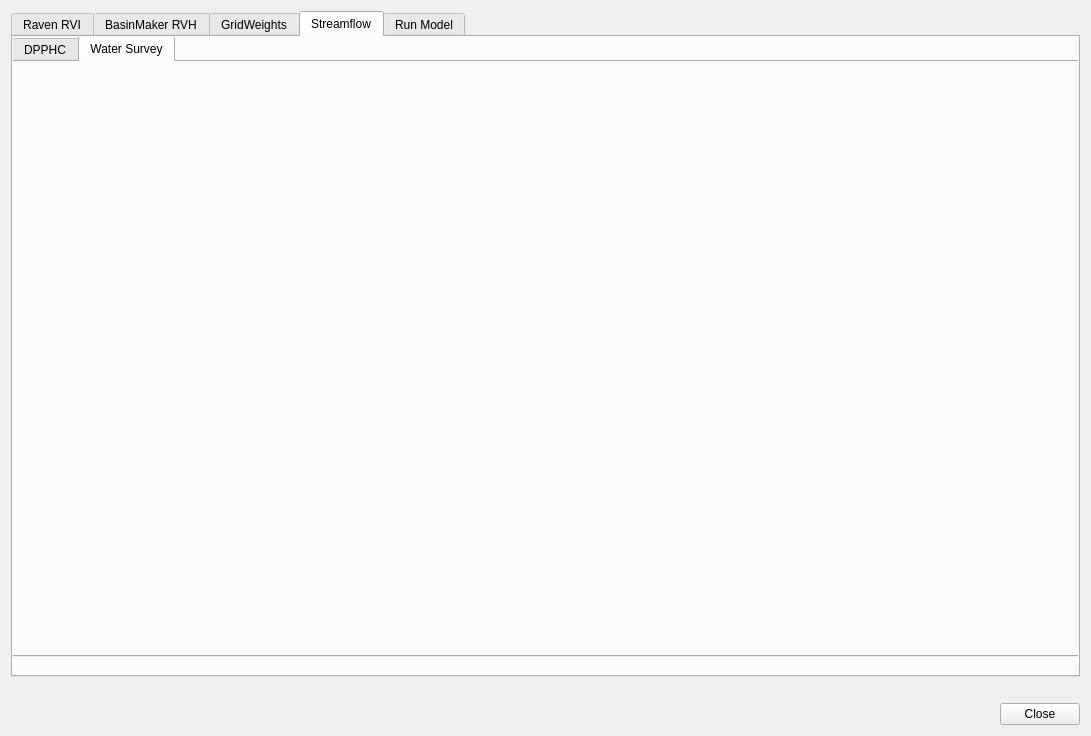
Scriptbash/QRaven, file qraven/qraven_dialog_base.ui: the form before one commit.
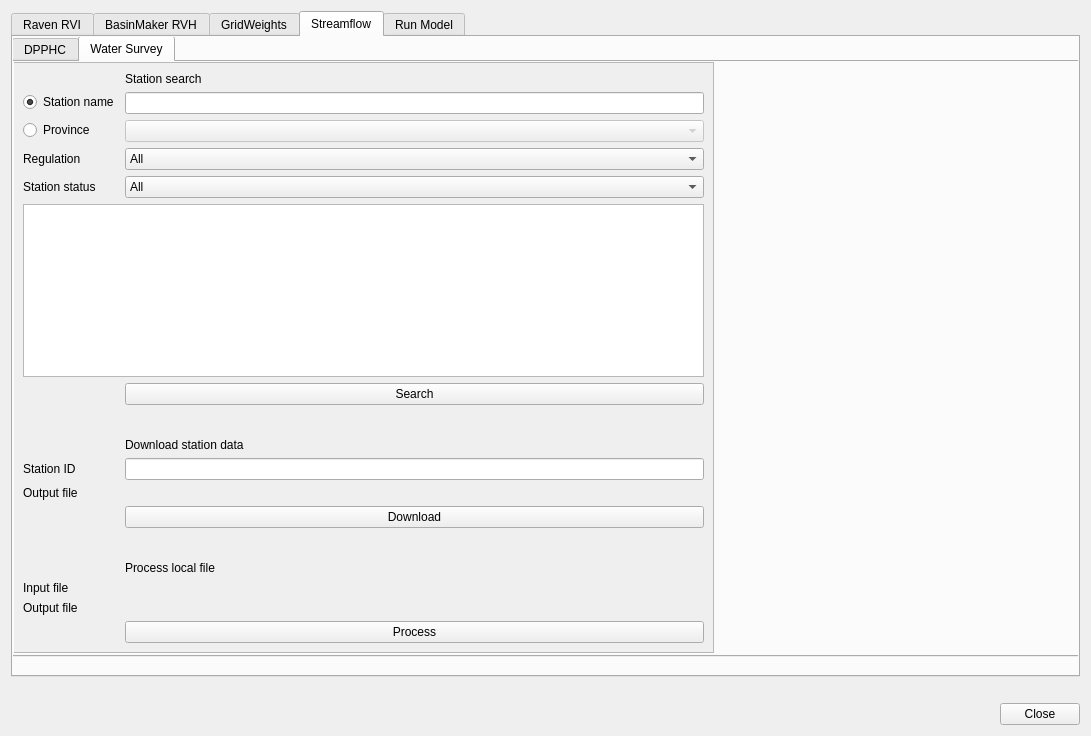
The form after the commit. The open tabs and pages were chosen to show the change. Custom widgets are drawn as their Qt base class.

Commit message: Finish water survey scraper

The edit to the form file:
```diff
--- a/qraven/qraven_dialog_base.ui
+++ b/qraven/qraven_dialog_base.ui
@@ -4099,6 +4099,249 @@
         <attribute name="title">
          <string>Water Survey</string>
         </attribute>
+        <widget class="QScrollArea" name="scrollArea_5">
+         <property name="geometry">
+          <rect>
+           <x>-1</x>
+           <y>0</y>
+           <width>701</width>
+           <height>591</height>
+          </rect>
+         </property>
+         <property name="widgetResizable">
+          <bool>true</bool>
+         </property>
+         <widget class="QWidget" name="scrollAreaWidgetContents_4">
+          <property name="geometry">
+           <rect>
+            <x>0</x>
+            <y>0</y>
+            <width>699</width>
+            <height>589</height>
+           </rect>
+          </property>
+          <layout class="QFormLayout" name="formLayout">
+           <item row="1" column="1">
+            <widget class="QLabel" name="label_97">
+             <property name="text">
+              <string>Station search</string>
+             </property>
+            </widget>
+           </item>
+           <item row="2" column="0">
+            <widget class="QRadioButton" name="rd_watersurveyname">
+             <property name="text">
+              <string>Station name</string>
+             </property>
+             <property name="checked">
+              <bool>true</bool>
+             </property>
+             <attribute name="buttonGroup">
+              <string notr="true">buttonGroup_4</string>
+             </attribute>
+            </widget>
+           </item>
+           <item row="2" column="1">
+            <widget class="QLineEdit" name="txt_watersurveyname"/>
+           </item>
+           <item row="3" column="0">
+            <widget class="QRadioButton" name="rd_watersurveyprovince">
+             <property name="text">
+              <string>Province</string>
+             </property>
+             <attribute name="buttonGroup">
+              <string notr="true">buttonGroup_4</string>
+             </attribute>
+            </widget>
+           </item>
+           <item row="3" column="1">
+            <widget class="QComboBox" name="combo_watersurveyprovince">
+             <property name="enabled">
+              <bool>false</bool>
+             </property>
+            </widget>
+           </item>
+           <item row="4" column="0">
+            <widget class="QLabel" name="label_98">
+             <property name="text">
+              <string>Regulation</string>
+             </property>
+            </widget>
+           </item>
+           <item row="4" column="1">
+            <widget class="QComboBox" name="combo_watersurveyregul">
+             <item>
+              <property name="text">
+               <string>All</string>
+              </property>
+             </item>
+             <item>
+              <property name="text">
+               <string>Regulated</string>
+              </property>
+             </item>
+             <item>
+              <property name="text">
+               <string>Natural</string>
+              </property>
+             </item>
+            </widget>
+           </item>
+           <item row="5" column="0">
+            <widget class="QLabel" name="label_99">
+             <property name="text">
+              <string>Station status</string>
+             </property>
+            </widget>
+           </item>
+           <item row="5" column="1">
+            <widget class="QComboBox" name="combo_watersurveystatus">
+             <item>
+              <property name="text">
+               <string>All</string>
+              </property>
+             </item>
+             <item>
+              <property name="text">
+               <string>Active</string>
+              </property>
+             </item>
+             <item>
+              <property name="text">
+               <string>Discontinued</string>
+              </property>
+             </item>
+            </widget>
+           </item>
+           <item row="6" column="0" colspan="2">
+            <widget class="QPlainTextEdit" name="txt_watersurveyresults">
+             <property name="readOnly">
+              <bool>true</bool>
+             </property>
+            </widget>
+           </item>
+           <item row="7" column="1">
+            <widget class="QPushButton" name="btn_watersurveysearch">
+             <property name="text">
+              <string>Search</string>
+             </property>
+            </widget>
+           </item>
+           <item row="8" column="1">
+            <spacer name="verticalSpacer_3">
+             <property name="orientation">
+              <enum>Qt::Vertical</enum>
+             </property>
+             <property name="sizeHint" stdset="0">
+              <size>
+               <width>20</width>
+               <height>40</height>
+              </size>
+             </property>
+            </spacer>
+           </item>
+           <item row="9" column="1">
+            <widget class="QLabel" name="label_100">
+             <property name="text">
+              <string>Download station data</string>
+             </property>
+            </widget>
+           </item>
+           <item row="10" column="0">
+            <widget class="QLabel" name="label_101">
+             <property name="text">
+              <string>Station ID</string>
+             </property>
+            </widget>
+           </item>
+           <item row="10" column="1">
+            <widget class="QLineEdit" name="txt_watersurveyid"/>
+           </item>
+           <item row="11" column="0">
+            <widget class="QLabel" name="label_102">
+             <property name="text">
+              <string>Output file</string>
+             </property>
+            </widget>
+           </item>
+           <item row="11" column="1">
+            <widget class="QgsFileWidget" name="file_watersurveyoutput">
+             <property name="filter">
+              <string>*.rvt</string>
+             </property>
+             <property name="storageMode">
+              <enum>QgsFileWidget::SaveFile</enum>
+             </property>
+            </widget>
+           </item>
+           <item row="12" column="1">
+            <widget class="QPushButton" name="btn_watersurveydownload">
+             <property name="text">
+              <string>Download</string>
+             </property>
+            </widget>
+           </item>
+           <item row="13" column="1">
+            <spacer name="verticalSpacer_4">
+             <property name="orientation">
+              <enum>Qt::Vertical</enum>
+             </property>
+             <property name="sizeHint" stdset="0">
+              <size>
+               <width>20</width>
+               <height>40</height>
+              </size>
+             </property>
+            </spacer>
+           </item>
+           <item row="14" column="1">
+            <widget class="QLabel" name="label_103">
+             <property name="text">
+              <string>Process local file</string>
+             </property>
+            </widget>
+           </item>
+           <item row="15" column="0">
+            <widget class="QLabel" name="label_104">
+             <property name="text">
+              <string>Input file</string>
+             </property>
+            </widget>
+           </item>
+           <item row="15" column="1">
+            <widget class="QgsFileWidget" name="file_watersurveylocalinput">
+             <property name="filter">
+              <string>*.csv</string>
+             </property>
+            </widget>
+           </item>
+           <item row="16" column="0">
+            <widget class="QLabel" name="label_105">
+             <property name="text">
+              <string>Output file</string>
+             </property>
+            </widget>
+           </item>
+           <item row="16" column="1">
+            <widget class="QgsFileWidget" name="file_watersurveylocaloutput">
+             <property name="filter">
+              <string>*.rvt</string>
+             </property>
+             <property name="storageMode">
+              <enum>QgsFileWidget::SaveFile</enum>
+             </property>
+            </widget>
+           </item>
+           <item row="17" column="1">
+            <widget class="QPushButton" name="btn_watersurveyprocess">
+             <property name="text">
+              <string>Process</string>
+             </property>
+            </widget>
+           </item>
+          </layout>
+         </widget>
+        </widget>
        </widget>
       </widget>
      </widget>
```
Left out of the diff: 223 changed lines with no effect on the pictures. The commit also changes 2 other files.
